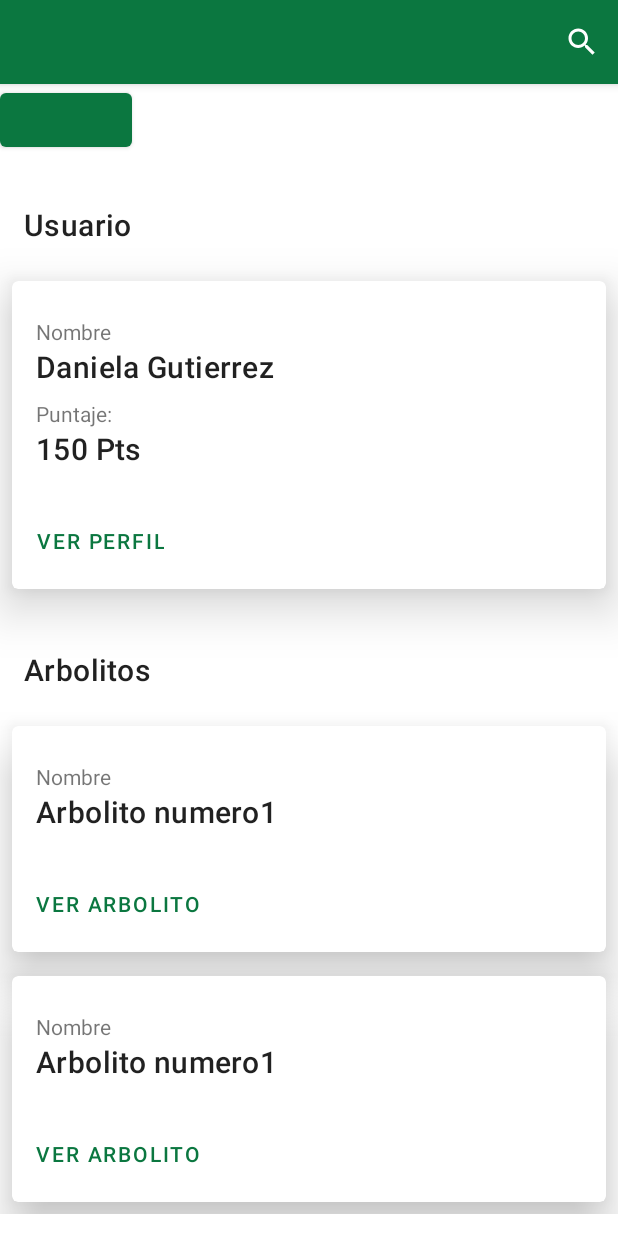
After one commit to JAGSJAGS/YoPlantoUnArbolitoApp, an Android app: the HomeActivity screen opened directly, with no data from a screen before it, on a phone screen of 412 x 824 dp. The commit adds this screen. Run offline under Robolectric (Android 15) with nearby library versions, the phone set to English and light mode, and no system bars; our stand-ins replace Volley; network calls fail; Roboto replaces fonts that are not available here.

Commit message:
uso del materialdesing

```diff
--- a/app/build.gradle
+++ b/app/build.gradle
@@ -10,7 +10,7 @@ android {
         applicationId "app.yo_planto.yoplantounarbolito_app"
         minSdk 21
         targetSdk 32
-        versionCode 1
+        versionCode 2
         versionName "1.0"
 
         testInstrumentationRunner "androidx.test.runner.AndroidJUnitRunner"
--- a/app/src/main/AndroidManifest.xml
+++ b/app/src/main/AndroidManifest.xml
@@ -22,6 +22,9 @@
             android:theme="@style/Theme.YoPlantoUnArbolito_App"
             android:usesCleartextTraffic="true"
             tools:targetApi="31">
+        <activity
+                android:name="app.yo_planto.yoplantounarbolito_app.HomeActivity"
+                android:exported="false"/>
         <activity
                 android:name="app.yo_planto.yoplantounarbolito_app.Edit_Tree_Activity"
                 android:exported="false"/>
--- /dev/null
+++ b/app/src/main/java/app/yo_planto/yoplantounarbolito_app/HomeActivity.java
@@ -0,0 +1,104 @@
+package app.yo_planto.yoplantounarbolito_app;
+
+import android.content.Context;
+import android.content.Intent;
+import android.content.SharedPreferences;
+import android.util.Log;
+import android.view.Menu;
+import android.view.View;
+import android.widget.Button;
+import android.widget.Toast;
+import android.widget.Toolbar;
+import androidx.appcompat.app.AppCompatActivity;
+import android.os.Bundle;
+import app.yo_planto.yoplantounarbolito_app.java_class.Variables;
+import com.android.volley.*;
+import com.android.volley.toolbox.JsonObjectRequest;
+import com.android.volley.toolbox.Volley;
+import com.example.yoplantounarbolito_app.R;
+import org.json.JSONObject;
+
+import java.util.HashMap;
+import java.util.Map;
+
+public class HomeActivity extends AppCompatActivity {
+
+    RequestQueue request;
+    JsonObjectRequest JOR;
+    Variables variables = new Variables();
+    String url;
+
+    SharedPreferences preference;
+    String token;
+    String user_id;
+
+    Button button_log_out;
+
+    @Override
+    protected void onCreate(Bundle savedInstanceState) {
+        super.onCreate(savedInstanceState);
+        setContentView(R.layout.activity_home);
+        preference = getSharedPreferences("preferenceLogin", Context.MODE_PRIVATE);
+        token = preference.getString("token","");
+        user_id = preference.getString("user_id","");
+        url  = variables.getUrl();
+
+        button_log_out = findViewById(R.id.button_log_out);
+
+        button_log_out.setOnClickListener(new View.OnClickListener() {
+            @Override
+            public void onClick(View view) {
+                logOut(url + "/logout");
+            }
+        });
+    }
+
+    private void logOut(String url){
+        request = Volley.newRequestQueue(this);
+
+        JOR = new JsonObjectRequest(Request.Method.POST, url, null, new Response.Listener<JSONObject>() {
+            @Override
+            public void onResponse(JSONObject response) {
+                deletePreferences();
+                Toast.makeText(HomeActivity.this,response+"",Toast.LENGTH_LONG).show();
+                Intent login = new Intent(getApplicationContext(), LoginActivity.class);
+                startActivity(login);
+                finish();
+            }
+        }, new Response.ErrorListener() {
+            @Override
+            public void onErrorResponse(VolleyError error) {
+                NetworkResponse networkResponse = error.networkResponse;
+                if (networkResponse != null && networkResponse.data != null) {
+                    String jsonError = new String(networkResponse.data);
+                    Toast.makeText(HomeActivity.this,"Erroraso: "+jsonError,Toast.LENGTH_LONG).show();
+                    Log.i("ErrorVolley",jsonError);
+                }
+            }
+        }) {
+            @Override
+            public Map<String, String> getHeaders() throws AuthFailureError {
+                preference = getSharedPreferences("preferenceLogin", Context.MODE_PRIVATE);
+                token = preference.getString("token","");
+                Map<String, String> headers = new HashMap<>();
+                //String auth = "Basic " + Base64.encodeToString(CONSUMER_KEY_AND_SECRET.getBytes(), Base64.NO_WRAP);
+                headers.put("Accept", "application/vnd.api+json");
+                headers.put("Authorization", "Bearer " + token);
+                return headers;
+            }
+        };
+        request.add(JOR);
+    }
+
+    private void deletePreferences(){
+        SharedPreferences preferences= getSharedPreferences("preferenceLogin", Context.MODE_PRIVATE);
+        SharedPreferences.Editor editor = preferences.edit();
+        editor.putString("token","");
+        editor.commit();
+    }
+
+    public void OnclickLogOut(){
+            logOut(url + "/logout");
+    }
+
+}
--- a/app/src/main/java/app/yo_planto/yoplantounarbolito_app/LoginActivity.java
+++ b/app/src/main/java/app/yo_planto/yoplantounarbolito_app/LoginActivity.java
@@ -63,9 +63,9 @@ public class LoginActivity extends AppCompatActivity {//implements Response.List
                     String user_id = response.getString("user_id");
                     Toast.makeText(LoginActivity.this,"id en login:" + user_id,Toast.LENGTH_LONG).show();
                     savePreferences(token, user_id);
-                    Intent adoptTreeActivity = new Intent(getApplicationContext(),AdoptTreeActivity.class);
-                    startActivity(adoptTreeActivity);
-                    finish();
+                    Intent homeTreeActivity = new Intent(getApplicationContext(),HomeActivity.class);
+                    startActivity(homeTreeActivity);
+                    finishAffinity();
                 } catch (JSONException e) {
                     Toast.makeText(LoginActivity.this,"Se produjo un errorsss",Toast.LENGTH_LONG).show();
                 }
--- a/app/src/main/java/app/yo_planto/yoplantounarbolito_app/MainActivity.java
+++ b/app/src/main/java/app/yo_planto/yoplantounarbolito_app/MainActivity.java
@@ -123,8 +123,8 @@ public class MainActivity extends AppCompatActivity {
         JOR = new JsonObjectRequest(Request.Method.GET, url + "/islogin", null, new Response.Listener<JSONObject>() {
             @Override
             public void onResponse(JSONObject response) {
-                Intent registerUser = new Intent(getApplicationContext(), AdoptTreeActivity.class);
-                startActivity(registerUser);
+                Intent homeActivity = new Intent(getApplicationContext(), HomeActivity.class);
+                startActivity(homeActivity);
                 finish();
             }
         }, new Response.ErrorListener() {
--- a/app/src/main/res/layout/activity_adopt_tree.xml
+++ b/app/src/main/res/layout/activity_adopt_tree.xml
@@ -7,6 +7,8 @@
         android:layout_height="match_parent"
         tools:context="app.yo_planto.yoplantounarbolito_app.AdoptTreeActivity"
         android:orientation="vertical" android:background="@drawable/backgroun_black_ligth_two">
+
+
     <LinearLayout
             android:layout_width="match_parent"
             android:layout_height="wrap_content"
--- /dev/null
+++ b/app/src/main/res/layout/activity_home.xml
@@ -0,0 +1,241 @@
+<?xml version="1.0" encoding="utf-8"?>
+<androidx.coordinatorlayout.widget.CoordinatorLayout
+        xmlns:android="http://schemas.android.com/apk/res/android"
+        xmlns:tools="http://schemas.android.com/tools"
+        xmlns:app="http://schemas.android.com/apk/res-auto"
+        android:layout_width="match_parent"
+        android:layout_height="match_parent"
+        tools:context="app.yo_planto.yoplantounarbolito_app.HomeActivity">
+
+<com.google.android.material.appbar.AppBarLayout
+android:layout_width="match_parent"
+android:layout_height="wrap_content">
+
+        <com.google.android.material.appbar.MaterialToolbar
+            android:id="@+id/home_tool_bar"
+            android:layout_width="match_parent"
+            android:layout_height="?attr/actionBarSize"
+            app:menu="@menu/top_app_bar"
+            style="@style/Widget.MaterialComponents.Toolbar.Primary"
+        />
+
+        </com.google.android.material.appbar.AppBarLayout>
+
+        <!-- Note: A RecyclerView can also be used -->
+        <androidx.core.widget.NestedScrollView
+                android:layout_width="match_parent"
+                android:layout_height="match_parent"
+                app:layout_behavior="@string/appbar_scrolling_view_behavior">
+
+                <LinearLayout
+                        android:layout_width="match_parent"
+                        android:layout_height="wrap_content"
+                        android:orientation="vertical">
+                        <com.google.android.material.button.MaterialButton
+                                android:layout_width="wrap_content"
+                                android:layout_height="wrap_content" android:id="@+id/button_log_out"
+                                android:textColor="#FFFFFF"/>
+
+                        <TextView
+                                android:layout_width="wrap_content"
+                                android:layout_height="wrap_content"
+                                android:text="Usuario"
+                                android:textAppearance="?attr/textAppearanceHeadline6"
+                                android:layout_marginTop="32dp" android:layout_marginBottom="16dp"
+                                android:layout_marginLeft="16dp" android:layout_marginRight="16dp"/>
+                        <com.google.android.material.card.MaterialCardView
+                                android:id="@+id/card_tree"
+                                android:layout_width="match_parent"
+                                android:layout_height="wrap_content"
+                                android:layout_margin="8dp" app:cardElevation="20dp">
+
+                                <LinearLayout
+                                        android:layout_width="match_parent"
+                                        android:layout_height="wrap_content"
+                                        android:orientation="vertical">
+
+                                        <!-- Media -->
+
+                                        <LinearLayout
+                                                android:layout_width="match_parent"
+                                                android:layout_height="wrap_content"
+                                                android:orientation="vertical"
+                                                android:padding="16dp">
+
+                                                <!-- Title, secondary and supporting text -->
+                                                <TextView
+                                                        android:layout_width="wrap_content"
+                                                        android:layout_height="wrap_content"
+                                                        android:layout_marginTop="8dp"
+                                                        android:text="Nombre"
+                                                />
+                                                <TextView
+                                                        android:layout_width="wrap_content"
+                                                        android:layout_height="wrap_content"
+                                                        android:text="Daniela Gutierrez"
+                                                        android:textAppearance="?attr/textAppearanceHeadline6"
+                                                />
+                                                <TextView
+                                                        android:layout_width="wrap_content"
+                                                        android:layout_height="wrap_content"
+                                                        android:layout_marginTop="8dp"
+                                                        android:text="Puntaje:"
+                                                />
+                                                <TextView
+                                                        android:layout_width="wrap_content"
+                                                        android:layout_height="wrap_content"
+                                                        android:text="150 Pts"
+                                                        android:textAppearance="?attr/textAppearanceHeadline6"
+                                                />
+
+                                        </LinearLayout>
+
+                                        <!-- Buttons -->
+                                        <LinearLayout
+                                                android:layout_width="wrap_content"
+                                                android:layout_height="wrap_content"
+                                                android:layout_margin="8dp"
+                                                android:orientation="horizontal">
+                                                <com.google.android.material.button.MaterialButton
+                                                        android:layout_width="wrap_content"
+                                                        android:layout_height="wrap_content"
+                                                        android:layout_marginEnd="8dp"
+                                                        android:text="Ver Perfil"
+                                                        style="?attr/borderlessButtonStyle"
+                                                />
+                                        </LinearLayout>
+
+                                </LinearLayout>
+
+                        </com.google.android.material.card.MaterialCardView>
+
+                        <TextView
+                                android:layout_width="wrap_content"
+                                android:layout_height="wrap_content"
+                                android:text="Arbolitos"
+                                android:textAppearance="?attr/textAppearanceHeadline6"
+                                android:layout_marginTop="32dp" android:layout_marginBottom="16dp"
+                                android:layout_marginLeft="16dp" android:layout_marginRight="16dp"/>
+                        <com.google.android.material.card.MaterialCardView
+                                android:id="@+id/card_user2"
+                                android:layout_width="match_parent"
+                                android:layout_height="wrap_content"
+                                android:layout_margin="8dp"
+                                app:strokeColor="@color/orange_secondary" app:cardElevation="20dp">
+                                <LinearLayout
+                                        android:layout_width="match_parent"
+                                        android:layout_height="wrap_content"
+                                        android:orientation="vertical">
+                                        <LinearLayout
+                                                android:layout_width="match_parent"
+                                                android:layout_height="wrap_content"
+                                                android:orientation="horizontal">
+
+                                                <LinearLayout
+                                                        android:layout_width="wrap_content"
+                                                        android:layout_height="wrap_content"
+                                                        android:orientation="vertical"
+                                                        android:padding="16dp">
+
+                                                        <!-- Title, secondary and supporting text -->
+                                                        <TextView
+                                                                android:layout_width="wrap_content"
+                                                                android:layout_height="wrap_content"
+                                                                android:layout_marginTop="8dp"
+                                                                android:text="Nombre"
+                                                        />
+                                                        <TextView
+                                                                android:layout_width="wrap_content"
+                                                                android:layout_height="wrap_content"
+                                                                android:text="Arbolito numero1"
+                                                                android:textAppearance="?attr/textAppearanceHeadline6"
+                                                        />
+
+                                                </LinearLayout>
+                                        </LinearLayout>
+
+                                        <!-- Media -->
+
+
+                                        <!-- Buttons -->
+                                        <LinearLayout
+                                                android:layout_width="wrap_content"
+                                                android:layout_height="wrap_content"
+                                                android:layout_margin="8dp"
+                                                android:orientation="horizontal">
+                                                <com.google.android.material.button.MaterialButton
+                                                        android:layout_width="wrap_content"
+                                                        android:layout_height="wrap_content"
+                                                        android:layout_marginEnd="8dp"
+                                                        android:text="Ver Arbolito"
+                                                        style="?attr/borderlessButtonStyle"
+                                                />
+                                        </LinearLayout>
+
+                                </LinearLayout>
+
+                        </com.google.android.material.card.MaterialCardView>
+                        <com.google.android.material.card.MaterialCardView
+                                android:id="@+id/card_user3"
+                                android:layout_width="match_parent"
+                                android:layout_height="wrap_content"
+                                android:layout_margin="8dp"
+                                app:strokeColor="@color/orange_secondary" app:cardElevation="20dp">
+                                <LinearLayout
+                                        android:layout_width="match_parent"
+                                        android:layout_height="wrap_content"
+                                        android:orientation="vertical">
+                                        <LinearLayout
+                                                android:layout_width="match_parent"
+                                                android:layout_height="wrap_content"
+                                                android:orientation="horizontal">
+
+                                                <LinearLayout
+                                                        android:layout_width="wrap_content"
+                                                        android:layout_height="wrap_content"
+                                                        android:orientation="vertical"
+                                                        android:padding="16dp">
+
+                                                        <!-- Title, secondary and supporting text -->
+                                                        <TextView
+                                                                android:layout_width="wrap_content"
+                                                                android:layout_height="wrap_content"
+                                                                android:layout_marginTop="8dp"
+                                                                android:text="Nombre"
+                                                        />
+                                                        <TextView
+                                                                android:layout_width="wrap_content"
+                                                                android:layout_height="wrap_content"
+                                                                android:text="Arbolito numero1"
+                                                                android:textAppearance="?attr/textAppearanceHeadline6"
+                                                        />
+
+                                                </LinearLayout>
+                                        </LinearLayout>
+
+                                        <!-- Media -->
+
+
+                                        <!-- Buttons -->
+                                        <LinearLayout
+                                                android:layout_width="wrap_content"
+                                                android:layout_height="wrap_content"
+                                                android:layout_margin="8dp"
+                                                android:orientation="horizontal">
+                                                <com.google.android.material.button.MaterialButton
+                                                        android:layout_width="wrap_content"
+                                                        android:layout_height="wrap_content"
+                                                        android:layout_marginEnd="8dp"
+                                                        android:text="Ver Arbolito"
+                                                        style="?attr/borderlessButtonStyle"
+                                                />
+                                        </LinearLayout>
+
+                                </LinearLayout>
+
+                        </com.google.android.material.card.MaterialCardView>
+                </LinearLayout>
+
+        </androidx.core.widget.NestedScrollView>
+
+</androidx.coordinatorlayout.widget.CoordinatorLayout>
--- a/app/src/main/res/layout/activity_login.xml
+++ b/app/src/main/res/layout/activity_login.xml
@@ -46,7 +46,7 @@
                 <com.google.android.material.textfield.TextInputEditText
                         android:layout_width="match_parent"
                         android:layout_height="wrap_content"
-                        android:id="@+id/editTextEmailLogin"/>
+                        android:id="@+id/editTextEmailLogin" android:textColorHint="#606060"/>
             </com.google.android.material.textfield.TextInputLayout>
 
             <com.google.android.material.textfield.TextInputLayout
@@ -66,7 +66,7 @@
                         android:layout_height="wrap_content"
                         android:id="@+id/editTextPasswordLogin"
                         android:inputType="textPassword"
-                />
+                        android:textColorHint="#606060"/>
             </com.google.android.material.textfield.TextInputLayout>
             <com.google.android.material.button.MaterialButton
                     android:onClick="OnclickLogin"
--- a/app/src/main/res/layout/activity_register_user.xml
+++ b/app/src/main/res/layout/activity_register_user.xml
@@ -24,7 +24,7 @@
                     android:textSize="24sp" app:layout_constraintTop_toTopOf="parent"
                     app:layout_constraintStart_toStartOf="parent" android:layout_marginTop="50dp"
                     app:layout_constraintEnd_toEndOf="parent" style="@style/title_1"
-                    android:layout_gravity="center"/>
+                    android:layout_gravity="center" android:textColor="#009688"/>
             <TextView
                     android:text="TextView"
                     android:layout_width="match_parent"
--- /dev/null
+++ b/app/src/main/res/menu/top_app_bar.xml
@@ -0,0 +1,11 @@
+<?xml version="1.0" encoding="utf-8"?>
+<menu xmlns:android="http://schemas.android.com/apk/res/android"
+      xmlns:app="http://schemas.android.com/apk/res-auto">
+
+    <item
+            android:id="@+id/app_bar_search"
+            android:title="Search" app:actionViewClass="android.widget.SearchView" app:showAsAction="always"/>
+    <!--<item android:title="Opciones"/>
+    <item android:title="Cerrar sesión"/>-->
+
+</menu>
--- a/app/src/main/res/values-night/themes.xml
+++ b/app/src/main/res/values-night/themes.xml
@@ -1,16 +1,18 @@
 <resources xmlns:tools="http://schemas.android.com/tools">
     <!-- Base application theme. -->
-    <style name="Theme.YoPlantoUnArbolito_App" parent="Theme.MaterialComponents.DayNight.DarkActionBar">
+    <style name="Theme.YoPlantoUnArbolito_App" parent="Theme.MaterialComponents.DayNight.NoActionBar">
         <!-- Primary brand color. -->
-        <item name="colorPrimary">@color/purple_200</item>
-        <item name="colorPrimaryVariant">#CDDC39</item>
-        <item name="colorOnPrimary">@color/teal_700</item>
+        <item name="colorPrimary">@color/teal_700</item>
+        <item name="colorPrimaryVariant">@color/black</item>
+        <item name="colorOnPrimary">@color/white</item>
         <!-- Secondary brand color. -->
-        <item name="colorSecondary">@color/teal_200</item>
-        <item name="colorSecondaryVariant">@color/teal_200</item>
+        <item name="colorSecondary">@color/white</item>
+        <item name="colorSecondaryVariant">#FFFFFF</item>
         <item name="colorOnSecondary">@color/black</item>
         <!-- Status bar color. -->
         <item name="android:statusBarColor" tools:targetApi="l">?attr/colorPrimaryVariant</item>
         <!-- Customize your theme here. -->
+        <item name="backgroundColor">#606060</item>
+
     </style>
 </resources>
--- a/app/src/main/res/values/themes.xml
+++ b/app/src/main/res/values/themes.xml
@@ -4,7 +4,7 @@
         <!-- Primary brand color. -->
         <item name="colorPrimary">@color/orange_primary</item>
         <item name="colorPrimaryVariant">#020305</item>
-        <item name="colorOnPrimary">@color/white</item>
+        <item name="colorOnPrimary">#FFFFFF</item>
         <!-- Secondary brand color. -->
         <item name="colorSecondary">@color/teal_200</item>
         <item name="colorSecondaryVariant">@color/teal_700</item>
```
Also changed, not shown: app/src/main/res/drawable/menu.png (added).
